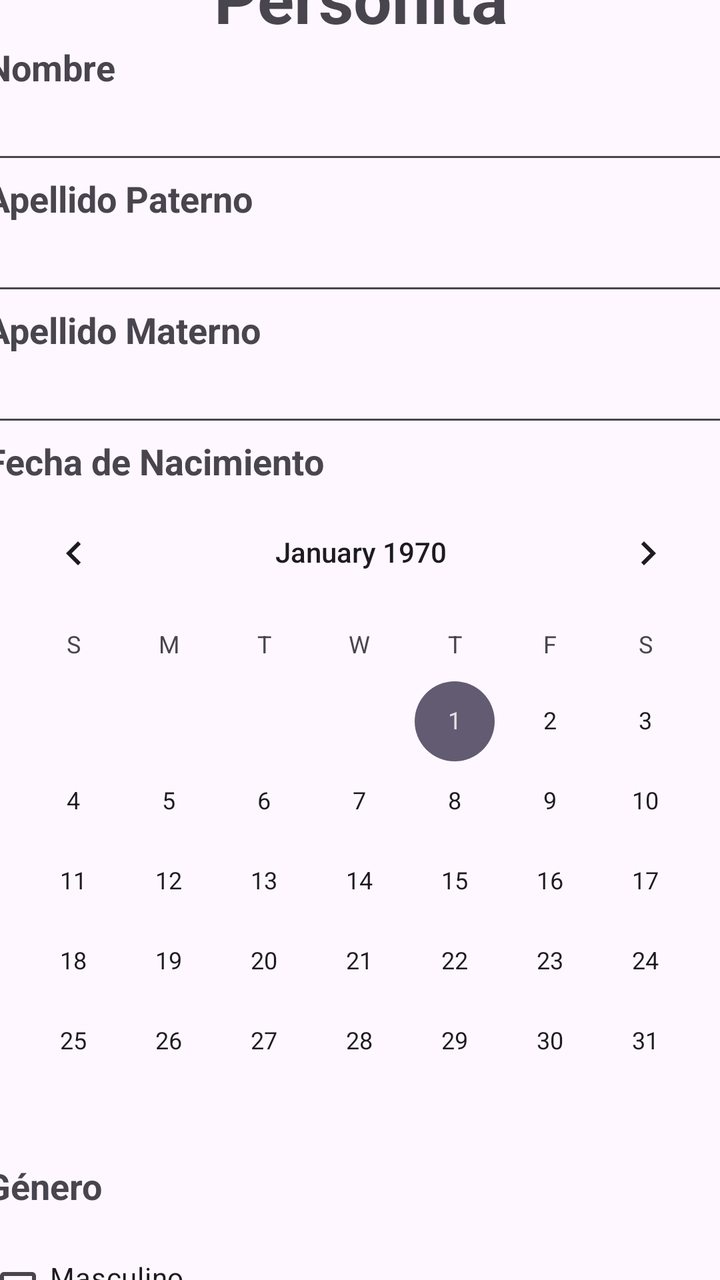
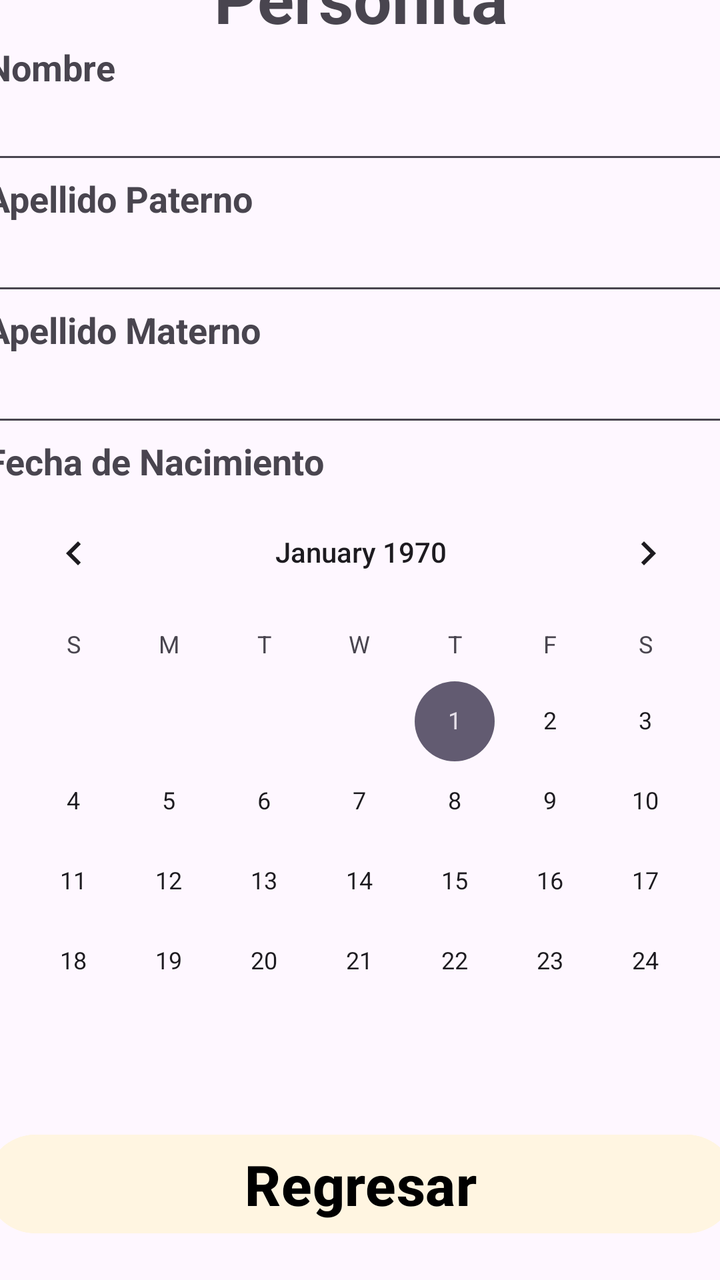

An Android layout rendered at two revisions. The XML below is the earlier revision; the diff shows what the commit changed to produce the second picture.
<!-- AndroidManifest.xml: application theme Theme.SQLite_en_Android -->
<!-- res/layout/activity_second.xml -->
<?xml version="1.0" encoding="utf-8"?>
<androidx.constraintlayout.widget.ConstraintLayout
    xmlns:android="http://schemas.android.com/apk/res/android"
    xmlns:app="http://schemas.android.com/apk/res-auto"
    xmlns:tools="http://schemas.android.com/tools"
    android:id="@+id/second"
    android:layout_width="match_parent"
    android:layout_height="match_parent"
    tools:context=".SecondActivity">

    <LinearLayout
        android:layout_width="375dp"
        android:layout_height="694dp"
        android:layout_marginTop="21dp"
        android:layout_marginBottom="16dp"
        android:orientation="vertical"
        app:layout_constraintBottom_toBottomOf="parent"
        app:layout_constraintEnd_toEndOf="parent"
        app:layout_constraintStart_toStartOf="parent"
        app:layout_constraintTop_toTopOf="parent"
        app:layout_constraintVertical_bias="0.5"
        app:layout_constraintHorizontal_bias="0.5">

        <TextView
            android:id="@+id/titulo"
            android:visibility="visible"
            android:layout_width="375dp"
            android:layout_height="wrap_content"
            android:text="@string/titulo"
            android:textStyle="bold"
            android:textSize="34sp"
            android:gravity="center"/>

        <ScrollView
            android:layout_width="match_parent"
            android:layout_height="match_parent">

            <LinearLayout
                android:layout_width="match_parent"
                android:layout_height="wrap_content"
                android:orientation="vertical">

                <TextView
                    android:id="@+id/nombre"
                    android:visibility="visible"
                    android:layout_width="match_parent"
                    android:layout_height="wrap_content"
                    android:text="@string/name"
                    android:textStyle="bold"
                    android:textSize="18sp"/>
                <EditText
                    android:id="@+id/lector_nombre"
                    android:visibility="visible"
                    android:layout_width="match_parent"
                    android:layout_height="wrap_content"
                    android:ems="10"
                    android:inputType="text"/>

                <TextView
                    android:id="@+id/apellido_p"
                    android:visibility="visible"
                    android:layout_width="match_parent"
                    android:layout_height="wrap_content"
                    android:text="@string/apellido_p"
                    android:textStyle="bold"
                    android:textSize="18sp"/>
                <EditText
                    android:id="@+id/lector_apellido_p"
                    android:visibility="visible"
                    android:layout_width="match_parent"
                    android:layout_height="wrap_content"
                    android:ems="10"
                    android:inputType="text"/>

                <TextView
                    android:id="@+id/apellido_m"
                    android:visibility="visible"
                    android:layout_width="match_parent"
                    android:layout_height="wrap_content"
                    android:text="@string/apellido_m"
                    android:textStyle="bold"
                    android:textSize="18sp"/>
                <EditText
                    android:id="@+id/lector_apellido_m"
                    android:visibility="visible"
                    android:layout_width="match_parent"
                    android:layout_height="wrap_content"
                    android:ems="10"
                    android:inputType="text"/>

                <TextView
                    android:id="@+id/fecha"
                    android:visibility="visible"
                    android:layout_width="match_parent"
                    android:layout_height="wrap_content"
                    android:text="@string/bdate"
                    android:textStyle="bold"
                    android:textSize="18sp"/>

                <CalendarView
                    android:id="@+id/fecha_calendario"
                    android:layout_width="match_parent"
                    android:layout_height="wrap_content"
                    android:ems="10"
                    android:inputType="text"
                    android:visibility="visible" />

                <TextView
                    android:id="@+id/genero"
                    android:visibility="visible"
                    android:layout_width="match_parent"
                    android:layout_height="wrap_content"
                    android:text="@string/gender"
                    android:textStyle="bold"
                    android:textSize="18sp"
                    android:layout_marginBottom="24dp"/>
                <CheckBox
                    android:id="@+id/masculino"
                    android:layout_width="match_parent"
                    android:layout_height="wrap_content"
                    android:text="@string/male"
                    android:visibility="visible"
                    android:gravity="start"/>
                <CheckBox
                    android:id="@+id/femenino"
                    android:layout_width="match_parent"
                    android:layout_height="wrap_content"
                    android:text="@string/female"
                    android:visibility="visible"
                    android:gravity="start"/>
                <CheckBox
                    android:id="@+id/nobinario"
                    android:layout_width="match_parent"
                    android:layout_height="wrap_content"
                    android:text="@string/nonbinary"
                    android:visibility="visible"
                    android:gravity="start"/>

                <TextView
                    android:id="@+id/otro_genero"
                    android:layout_width="match_parent"
                    android:layout_height="wrap_content"
                    android:text="@string/other_gender"/>
                <EditText
                    android:id="@+id/lector_otro_genero"
                    android:layout_width="match_parent"
                    android:layout_height="wrap_content"
                    android:ems="10"
                    android:inputType="text"/>

                <Button
                    android:id="@+id/boton_guardar"
                    android:visibility="visible"
                    android:layout_width="match_parent"
                    android:layout_height="wrap_content"
                    android:backgroundTint="@color/azulchillon"
                    android:text="@string/save"/>

                <ListView
                    android:id="@+id/lista_personitas"
                    android:layout_width="match_parent"
                    android:layout_height="199dp"/>
            </LinearLayout>
        </ScrollView>

        <Button
            android:id="@+id/btn_back"
            android:visibility="visible"
            android:layout_width="match_parent"
            android:layout_height="wrap_content"
            android:text="@string/regresar"
            android:textStyle="bold"
            android:textSize="28sp"
            android:textColor="@color/white"
            android:backgroundTint="@color/verdepastel"
            android:layout_marginBottom="24dp"/>

    </LinearLayout>

</androidx.constraintlayout.widget.ConstraintLayout>
<!-- resources referenced by this layout -->
<resources>
  <color name="azulchillon">#007FFF</color>
  <color name="verdepastel">#C6EFCE</color>
  <color name="white">#FFFFFF</color>
  <string name="apellido_m">Apellido Materno</string>
  <string name="apellido_p">Apellido Paterno</string>
  <string name="bdate">Fecha de Nacimiento</string>
  <string name="female">Femenino</string>
  <string name="gender">Género</string>
  <string name="male">Masculino</string>
  <string name="name">Nombre</string>
  <string name="nonbinary">No Binario</string>
  <string name="other_gender">Otro</string>
  <string name="regresar">Regresar</string>
  <string name="save">Guardar</string>
  <string name="titulo">Personita</string>
  <style name="Theme.SQLite_en_Android" parent="Base.Theme.SQLite_en_Android" />
  <style name="Base.Theme.SQLite_en_Android" parent="Theme.Material3.DayNight.NoActionBar">
          
          
      </style>
</resources>

<!-- the commit's change to res/layout/activity_second.xml (unified diff, before → after) -->
@@ -33,7 +33,8 @@
 
         <ScrollView
             android:layout_width="match_parent"
-            android:layout_height="match_parent">
+            android:layout_height="494dp"
+            android:layout_marginBottom="48dp">
 
             <LinearLayout
                 android:layout_width="match_parent"
@@ -171,8 +172,8 @@
             android:text="@string/regresar"
             android:textStyle="bold"
             android:textSize="28sp"
-            android:textColor="@color/white"
-            android:backgroundTint="@color/verdepastel"
+            android:textColor="@color/black"
+            android:backgroundTint="@color/crema"
             android:layout_marginBottom="24dp"/>
 
     </LinearLayout>
<!-- resource entries referenced after the edit -->
@@ -1,8 +1,8 @@
 <!-- resources referenced by this layout -->
 <resources>
   <color name="azulchillon">#007FFF</color>
-  <color name="verdepastel">#C6EFCE</color>
-  <color name="white">#FFFFFF</color>
+  <color name="black">#000000</color>
+  <color name="crema">#FFF5E1</color>
   <string name="apellido_m">Apellido Materno</string>
   <string name="apellido_p">Apellido Paterno</string>
   <string name="bdate">Fecha de Nacimiento</string>
